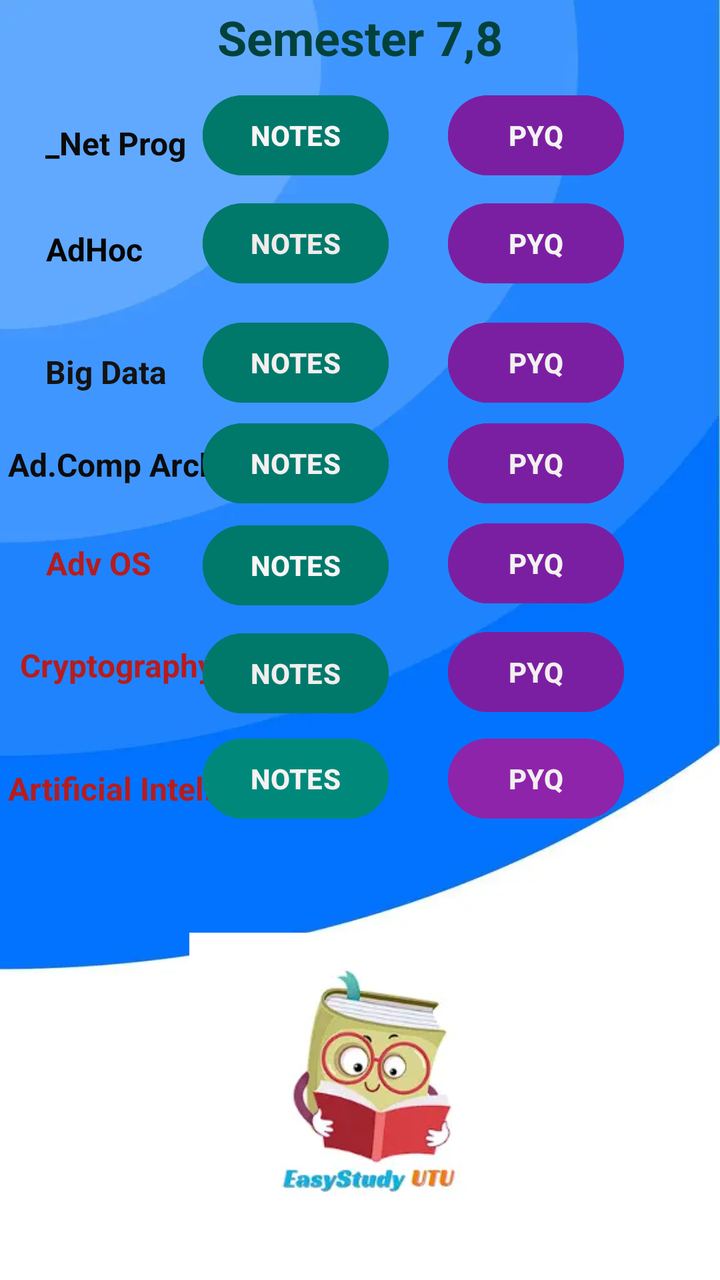
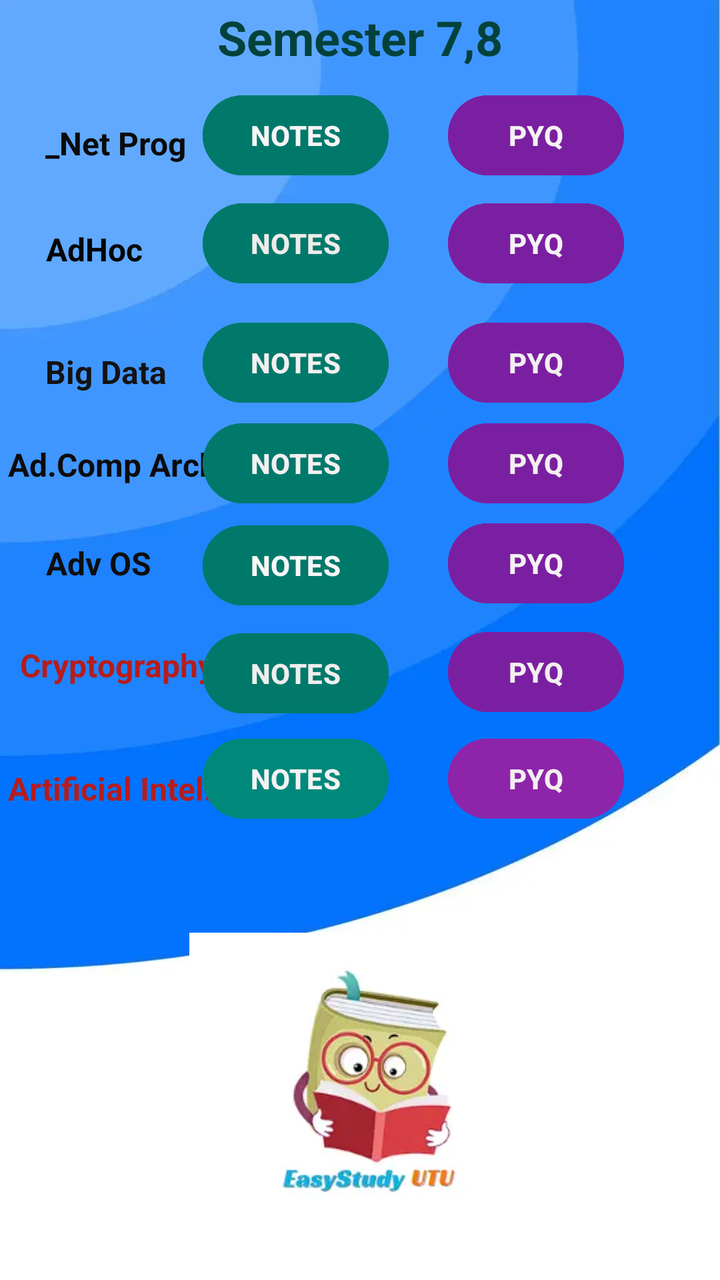

Compare the two renders of this Android layout. The source of the first and the diff that turns it into the second are given below.
<!-- AndroidManifest.xml: application theme Theme.EasyStudyUTU -->
<!-- res/layout/activity_fourth_year.xml -->
<?xml version="1.0" encoding="utf-8"?>
<androidx.constraintlayout.widget.ConstraintLayout xmlns:android="http://schemas.android.com/apk/res/android"
    xmlns:app="http://schemas.android.com/apk/res-auto"
    xmlns:tools="http://schemas.android.com/tools"
    style="d"
    android:layout_width="match_parent"
    android:layout_height="match_parent"
    android:background="@drawable/background2"
    android:foregroundTint="#00897B"
    tools:context=".FourthYear">


    <TextView
        android:id="@+id/textView30"
        android:layout_width="wrap_content"
        android:layout_height="wrap_content"
        android:text="Cryptography"
        android:textColor="#B71C1C"
        android:textSize="16dp"
        android:textStyle="bold"
        app:layout_constraintBottom_toBottomOf="parent"
        app:layout_constraintEnd_toEndOf="parent"
        app:layout_constraintHorizontal_bias="0.038"
        app:layout_constraintStart_toStartOf="parent"
        app:layout_constraintTop_toTopOf="parent"
        app:layout_constraintVertical_bias="0.52" />

    <Button
        android:id="@+id/adhocpyq"
        android:layout_width="wrap_content"
        android:layout_height="wrap_content"
        android:backgroundTint="#7B1FA2"
        android:text="PYQ"
        android:textColor="#F4F3F3"
        android:textStyle="bold"
        app:layout_constraintBottom_toBottomOf="parent"
        app:layout_constraintEnd_toEndOf="parent"
        app:layout_constraintHorizontal_bias="0.823"
        app:layout_constraintStart_toStartOf="parent"
        app:layout_constraintTop_toTopOf="parent"
        app:layout_constraintVertical_bias="0.165" />

    <TextView
        android:id="@+id/textView25"
        android:layout_width="wrap_content"
        android:layout_height="wrap_content"
        android:foregroundTint="#F44336"
        android:text="Semester 7,8"
        android:textColor="#03423B"
        android:textSize="24dp"
        android:textStyle="bold"
        app:layout_constraintBottom_toBottomOf="parent"
        app:layout_constraintEnd_toEndOf="parent"
        app:layout_constraintStart_toStartOf="parent"
        app:layout_constraintTop_toTopOf="parent"
        app:layout_constraintVertical_bias="0.004" />

    <TextView
        android:id="@+id/textView26"
        android:layout_width="wrap_content"
        android:layout_height="wrap_content"
        android:text="_Net Prog"
        android:textColor="#0B0B0B"
        android:textSize="16dp"
        android:textStyle="bold"
        app:layout_constraintBottom_toBottomOf="parent"
        app:layout_constraintEnd_toEndOf="parent"
        app:layout_constraintHorizontal_bias="0.078"
        app:layout_constraintStart_toStartOf="parent"
        app:layout_constraintTop_toTopOf="parent"
        app:layout_constraintVertical_bias="0.098" />

    <Button
        android:id="@+id/dotnetnotes"
        android:layout_width="wrap_content"
        android:layout_height="wrap_content"
        android:backgroundTint="#00796B"
        android:text="NOTES"
        android:textColor="#F8F5F5"
        android:textStyle="bold"
        app:layout_constraintBottom_toBottomOf="parent"
        app:layout_constraintEnd_toEndOf="parent"
        app:layout_constraintHorizontal_bias="0.38"
        app:layout_constraintStart_toStartOf="parent"
        app:layout_constraintTop_toTopOf="parent"
        app:layout_constraintVertical_bias="0.074" />

    <Button
        android:id="@+id/dotnetpyq"
        android:layout_width="wrap_content"
        android:layout_height="wrap_content"
        android:backgroundTint="#7B1FA2"
        android:text="PYQ"
        android:textColor="#F4F2F2"
        android:textStyle="bold"
        app:layout_constraintBottom_toBottomOf="parent"
        app:layout_constraintEnd_toEndOf="parent"
        app:layout_constraintHorizontal_bias="0.823"
        app:layout_constraintStart_toStartOf="parent"
        app:layout_constraintTop_toTopOf="parent"
        app:layout_constraintVertical_bias="0.074" />

    <TextView
        android:id="@+id/textView27"
        android:layout_width="wrap_content"
        android:layout_height="wrap_content"
        android:text="AdHoc "
        android:textColor="#050505"
        android:textSize="16dp"
        android:textStyle="bold"
        app:layout_constraintBottom_toBottomOf="parent"
        app:layout_constraintEnd_toEndOf="parent"
        app:layout_constraintHorizontal_bias="0.075"
        app:layout_constraintStart_toStartOf="parent"
        app:layout_constraintTop_toTopOf="parent"
        app:layout_constraintVertical_bias="0.184" />

    <Button
        android:id="@+id/adhocnotes"
        android:layout_width="wrap_content"
        android:layout_height="wrap_content"
        android:backgroundTint="#00796B"
        android:text="NOTES"
        android:textColor="#EFEBEB"
        android:textStyle="bold"
        app:layout_constraintBottom_toBottomOf="parent"
        app:layout_constraintEnd_toEndOf="parent"
        app:layout_constraintHorizontal_bias="0.38"
        app:layout_constraintStart_toStartOf="parent"
        app:layout_constraintTop_toTopOf="parent"
        app:layout_constraintVertical_bias="0.165" />

    <TextView
        android:id="@+id/textView28"
        android:layout_width="wrap_content"
        android:layout_height="wrap_content"
        android:text="Big Data"
        android:textAllCaps="false"
        android:textColor="#141313"
        android:textSize="16dp"
        android:textStyle="bold"
        app:layout_constraintBottom_toBottomOf="parent"
        app:layout_constraintEnd_toEndOf="parent"
        app:layout_constraintHorizontal_bias="0.076"
        app:layout_constraintStart_toStartOf="parent"
        app:layout_constraintTop_toTopOf="parent"
        app:layout_constraintVertical_bias="0.283" />

    <Button
        android:id="@+id/bigdatanotes"
        android:layout_width="wrap_content"
        android:layout_height="wrap_content"
        android:backgroundTint="#00796B"
        android:text="NOTES"
        android:textColor="#F3EFEF"
        android:textStyle="bold"
        app:layout_constraintBottom_toBottomOf="parent"
        app:layout_constraintEnd_toEndOf="parent"
        app:layout_constraintHorizontal_bias="0.38"
        app:layout_constraintStart_toStartOf="parent"
        app:layout_constraintTop_toTopOf="parent"
        app:layout_constraintVertical_bias="0.266" />

    <Button
        android:id="@+id/bigdatapyq"
        android:layout_width="wrap_content"
        android:layout_height="wrap_content"
        android:backgroundTint="#7B1FA2"
        android:text="PYQ"
        android:textColor="#F1EFEF"
        android:textStyle="bold"
        app:layout_constraintBottom_toBottomOf="parent"
        app:layout_constraintEnd_toEndOf="parent"
        app:layout_constraintHorizontal_bias="0.823"
        app:layout_constraintStart_toStartOf="parent"
        app:layout_constraintTop_toTopOf="parent"
        app:layout_constraintVertical_bias="0.266" />

    <TextView
        android:id="@+id/textView24"
        android:layout_width="wrap_content"
        android:layout_height="wrap_content"
        android:text="Ad.Comp Arch"
        android:textColor="#0D0C0C"
        android:textSize="16dp"
        android:textStyle="bold"
        app:layout_constraintBottom_toBottomOf="parent"
        app:layout_constraintEnd_toEndOf="parent"
        app:layout_constraintHorizontal_bias="0.016"
        app:layout_constraintStart_toStartOf="parent"
        app:layout_constraintTop_toTopOf="parent"
        app:layout_constraintVertical_bias="0.358" />

    <Button
        android:id="@+id/advcoanotes"
        android:layout_width="wrap_content"
        android:layout_height="wrap_content"
        android:backgroundTint="#00796B"
        android:text="NOTES"
        android:textColor="#F3F0F0"
        android:textStyle="bold"
        app:layout_constraintBottom_toBottomOf="parent"
        app:layout_constraintEnd_toEndOf="parent"
        app:layout_constraintHorizontal_bias="0.38"
        app:layout_constraintStart_toStartOf="parent"
        app:layout_constraintTop_toTopOf="parent"
        app:layout_constraintVertical_bias="0.351" />

    <Button
        android:id="@+id/advcoapyq"
        android:layout_width="wrap_content"
        android:layout_height="wrap_content"
        android:backgroundTint="#7B1FA2"
        android:text="PYQ"
        android:textColor="#F3EFEF"
        android:textStyle="bold"
        app:layout_constraintBottom_toBottomOf="parent"
        app:layout_constraintEnd_toEndOf="parent"
        app:layout_constraintHorizontal_bias="0.823"
        app:layout_constraintStart_toStartOf="parent"
        app:layout_constraintTop_toTopOf="parent"
        app:layout_constraintVertical_bias="0.351" />

    <TextView
        android:id="@+id/textView29"
        android:layout_width="wrap_content"
        android:layout_height="wrap_content"
        android:text="Adv OS"
        android:textColor="#B71C1C"
        android:textSize="16dp"
        android:textStyle="bold"
        app:layout_constraintBottom_toBottomOf="parent"
        app:layout_constraintEnd_toEndOf="parent"
        app:layout_constraintHorizontal_bias="0.075"
        app:layout_constraintStart_toStartOf="parent"
        app:layout_constraintTop_toTopOf="parent"
        app:layout_constraintVertical_bias="0.438" />

    <Button
        android:id="@+id/advosnotes"
        android:layout_width="wrap_content"
        android:layout_height="wrap_content"
        android:backgroundTint="#00796B"
        android:text="NOTES"
        android:textColor="#F8F6F6"
        android:textStyle="bold"
        app:layout_constraintBottom_toBottomOf="parent"
        app:layout_constraintEnd_toEndOf="parent"
        app:layout_constraintHorizontal_bias="0.38"
        app:layout_constraintStart_toStartOf="parent"
        app:layout_constraintTop_toTopOf="parent"
        app:layout_constraintVertical_bias="0.437" />

    <Button
        android:id="@+id/advospyq"
        android:layout_width="wrap_content"
        android:layout_height="wrap_content"
        android:backgroundTint="#7B1FA2"
        android:text="PYQ"
        android:textColor="#F4F1F1"
        android:textStyle="bold"
        app:layout_constraintBottom_toBottomOf="parent"
        app:layout_constraintEnd_toEndOf="parent"
        app:layout_constraintHorizontal_bias="0.823"
        app:layout_constraintStart_toStartOf="parent"
        app:layout_constraintTop_toTopOf="@+id/textView25"
        app:layout_constraintVertical_bias="0.433" />

    <Button
        android:id="@+id/cryptonotes"
        android:layout_width="wrap_content"
        android:layout_height="wrap_content"
        android:backgroundTint="#00796B"
        android:text="NOTES"
        android:textColor="#F1EDED"
        android:textStyle="bold"
        app:layout_constraintBottom_toBottomOf="parent"
        app:layout_constraintEnd_toEndOf="parent"
        app:layout_constraintHorizontal_bias="0.38"
        app:layout_constraintStart_toStartOf="parent"
        app:layout_constraintTop_toTopOf="parent"
        app:layout_constraintVertical_bias="0.528" />

    <Button
        android:id="@+id/cryptopyq"
        android:layout_width="wrap_content"
        android:layout_height="wrap_content"
        android:backgroundTint="#7B1FA2"
        android:text="PYQ"
        android:textColor="#F3EFEF"
        android:textStyle="bold"
        app:layout_constraintBottom_toBottomOf="parent"
        app:layout_constraintEnd_toEndOf="parent"
        app:layout_constraintHorizontal_bias="0.823"
        app:layout_constraintStart_toStartOf="parent"
        app:layout_constraintTop_toTopOf="@+id/textView25"
        app:layout_constraintVertical_bias="0.525" />

    <ImageView
        android:id="@+id/imageView7"
        android:layout_width="171dp"
        android:layout_height="185dp"
        app:layout_constraintBottom_toBottomOf="parent"
        app:layout_constraintEnd_toEndOf="parent"
        app:layout_constraintStart_toStartOf="parent"
        app:layout_constraintTop_toTopOf="parent"
        app:layout_constraintVertical_bias="1.0"
        app:srcCompat="@drawable/applogo" />

    <TextView
        android:id="@+id/textView31"
        android:layout_width="wrap_content"
        android:layout_height="wrap_content"
        android:backgroundTint="#D81B60"
        android:text="Artificial Intel."
        android:textColor="#B71C1C"
        android:textSize="16dp"
        android:textStyle="bold"
        app:layout_constraintBottom_toBottomOf="parent"
        app:layout_constraintEnd_toEndOf="parent"
        app:layout_constraintHorizontal_bias="0.016"
        app:layout_constraintStart_toStartOf="parent"
        app:layout_constraintTop_toTopOf="parent"
        app:layout_constraintVertical_bias="0.62" />

    <Button
        android:id="@+id/ainotes"
        android:layout_width="wrap_content"
        android:layout_height="wrap_content"
        android:backgroundTint="#00897B"
        android:text="NOTES"
        android:textColor="#F4F2F2"
        android:textStyle="bold"
        app:layout_constraintBottom_toBottomOf="parent"
        app:layout_constraintEnd_toEndOf="parent"
        app:layout_constraintHorizontal_bias="0.38"
        app:layout_constraintStart_toStartOf="parent"
        app:layout_constraintTop_toTopOf="parent"
        app:layout_constraintVertical_bias="0.617" />

    <Button
        android:id="@+id/aipyq"
        android:layout_width="wrap_content"
        android:layout_height="wrap_content"
        android:backgroundTint="#8E24AA"
        android:text="PYQ"
        android:textColor="#F3EFEF"
        android:textStyle="bold"
        app:layout_constraintBottom_toBottomOf="parent"
        app:layout_constraintEnd_toEndOf="parent"
        app:layout_constraintHorizontal_bias="0.823"
        app:layout_constraintStart_toStartOf="parent"
        app:layout_constraintTop_toTopOf="parent"
        app:layout_constraintVertical_bias="0.617" />

</androidx.constraintlayout.widget.ConstraintLayout>
<!-- resources referenced by this layout -->
<resources>
  <!-- drawable applogo: webp bitmap (drawable, 4716 bytes) -->
  <!-- drawable background2: webp bitmap (drawable, 6770 bytes) -->
  <style name="Theme.EasyStudyUTU" parent="Base.Theme.EasyStudyUTU" />
  <style name="Base.Theme.EasyStudyUTU" parent="Theme.Material3.DayNight.NoActionBar">
          
          
      </style>
</resources>

<!-- the commit's change to res/layout/activity_fourth_year.xml (unified diff, before → after) -->
@@ -226,7 +226,7 @@
         android:layout_width="wrap_content"
         android:layout_height="wrap_content"
         android:text="Adv OS"
-        android:textColor="#B71C1C"
+        android:textColor="#0F0E0E"
         android:textSize="16dp"
         android:textStyle="bold"
         app:layout_constraintBottom_toBottomOf="parent"
